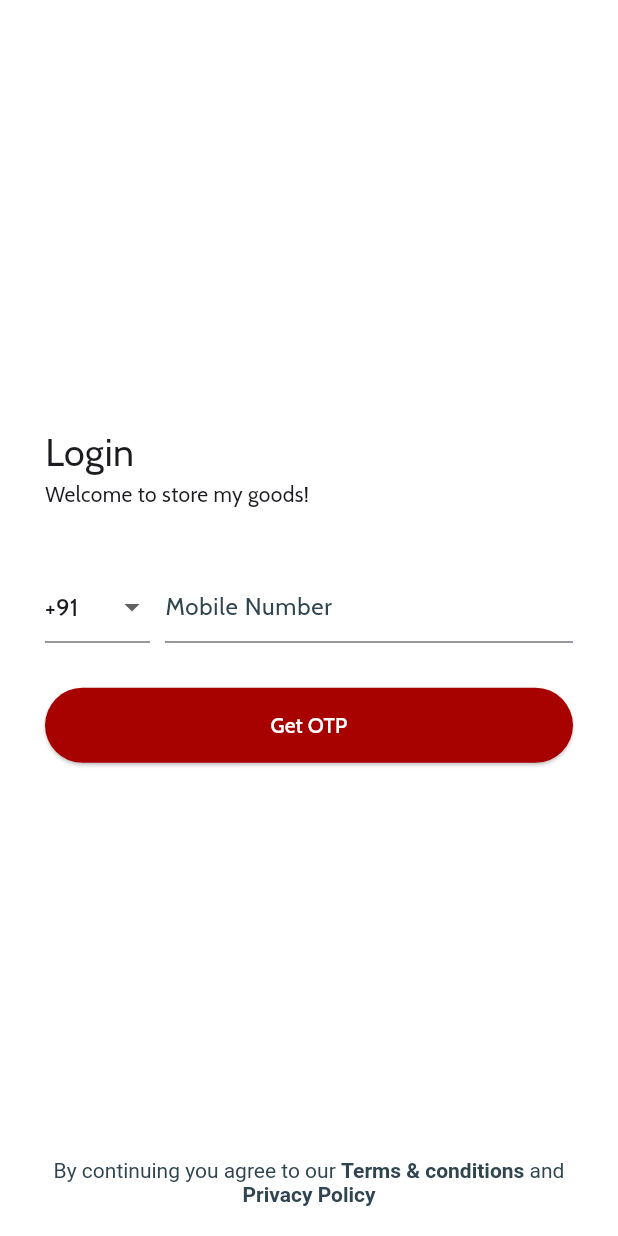
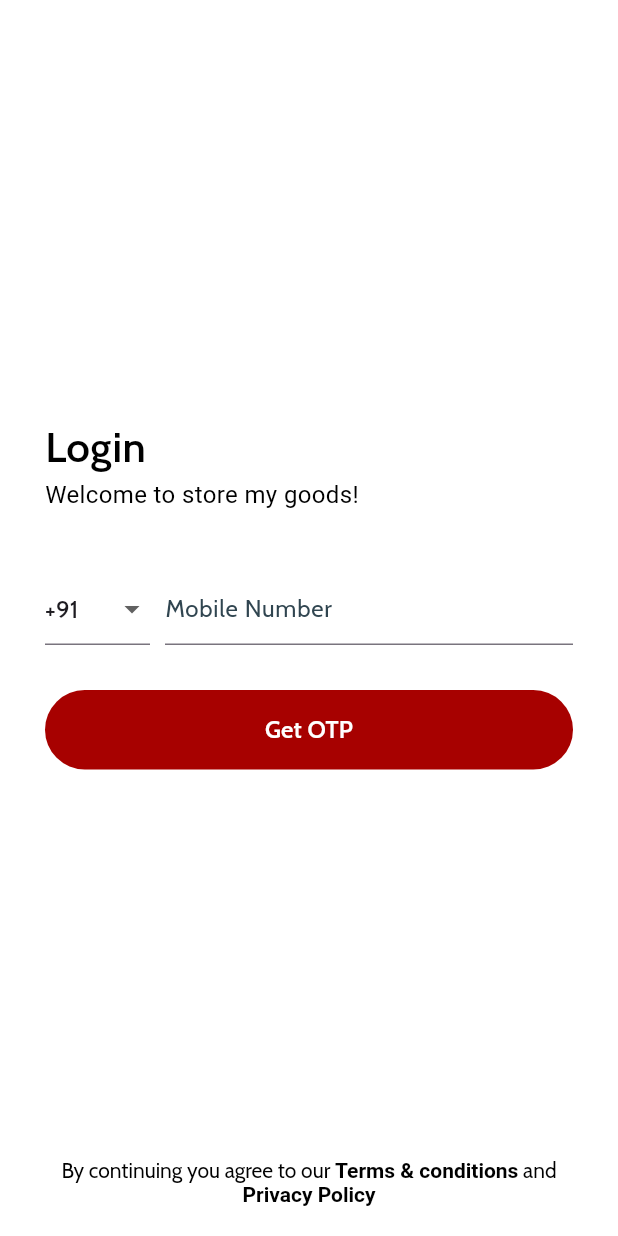
Before and after one commit to Plutonic-Services-Private-Limited/smg-buddy-mobile, a Flutter app: the screen it shows after launch, on a phone screen of 412 x 824 dp. Run offline on Flutter 3.47's test engine with Material 3 defaults, Android fonts, the phone set to English and light mode, and no system bars; our stand-ins replace dio, flutter_easyloading, get, get_storage, logger, pinput.

Commit message:
added language and otp views

```diff
--- a/lib/app/app.dart
+++ b/lib/app/app.dart
@@ -1,10 +1,13 @@
 
+import 'package:flutter_localizations/flutter_localizations.dart';
 import 'package:smg_buddy_app/app/app_view.dart';
+import 'package:smg_buddy_app/languages/app-translations.dart';
 import 'package:smg_buddy_app/routes/app_pages.dart';
 import 'package:smg_buddy_app/theme/app_theme.dart';
 import 'package:flutter/material.dart';
 import 'package:flutter_easyloading/flutter_easyloading.dart';
 import 'package:get/get.dart';
+import 'package:smg_buddy_app/utils/storage.dart';
 import '../flavors.dart';
 import 'app_binding.dart';
 
@@ -12,7 +15,13 @@ class App extends StatelessWidget {
   const App({Key? key}) : super(key: key);
   @override
   Widget build(BuildContext context) {
+
+    Storage.language ??= 'en';
     return GetMaterialApp(
+      localizationsDelegates: [
+        ...GlobalMaterialLocalizations.delegates,
+        GlobalWidgetsLocalizations.delegate
+      ],
       title: F.title,
       theme: AppTheme.theme,
       debugShowCheckedModeBanner: false,
@@ -22,6 +31,9 @@ class App extends StatelessWidget {
       defaultTransition: Transition.fade,
       initialBinding: AppBinding(),
       builder: EasyLoading.init(),
+      supportedLocales: const [Locale('en', ''), Locale('hi', '')],
+      locale: Locale(Storage.language ?? 'en', ''),
+      translationsKeys: AppTranslations.translations,
     );
   }
 }
--- a/lib/constants/storage_keys.dart
+++ b/lib/constants/storage_keys.dart
@@ -1,3 +1,4 @@
 class StorageKeys {
   static const String token = 'token';
+  static const String language = 'language';
 }
--- /dev/null
+++ b/lib/languages/app-translations.dart
@@ -0,0 +1,83 @@
+class AppTranslations {
+  static Map<String, Map<String, String>> translations = {
+    'en': {
+      "continue": "Continue",
+      "laSelect": "Select you language",
+      "schedule": "Schedule",
+      "noOrder": "No orders found",
+      "noOrderBody": "You have no orders scheduled for the day.",
+      "upcoming": "Upcoming",
+      "pickup": "Pickup",
+      "completed": "Completed",
+      "ongoing": "Ongoing",
+      "cancelled": "Cancelled",
+      "home": "Home",
+      "schedule": "Schedule",
+      "notification": "Notifications",
+      "menu": "Menu",
+      "calendar": "Calendar View",
+      "language": "Language",
+      "privacy": "Privacy",
+      "tnc": "Terms and Conditions",
+      "logout": "Logout",
+      "sureLogout": "Are you sure you want to logout?",
+      "cancel": "Cancel",
+      "profile": "Profile",
+      "orderHis": "Order History",
+      "settings": "Settings",
+      "name": "Name",
+      "phone": "Phone",
+      "email": "Email",
+      "city": "City",
+      "takePhoto": "Take Photo",
+      "choosePhoto": "Choose Photo",
+      "drop": "Drop",
+      "custPick": "Customer Pick-Up",
+      "pick-up": "Pick-Up",
+      "orderId": "Order id",
+      "acknowleged": "has been acknowledged by the customer.",
+      "nothingToSee": "Nothing to see yet",
+      "urNotif": "Your notifications will show up here.",
+      "naa":"Noo"
+    },
+    'hi': {
+      "continue": "जारी रखें",
+      "laSelect": "अपनी भाषा चुनें",
+      "schedule": "अनुसूची",
+      "noOrder": "कोई ऑर्डर नहीं मिला",
+      "noOrderBody": "आपके पास आज के लिए कोई निर्धारित ऑर्डर नहीं है।",
+      "upcoming": "आगामी",
+      "pickup": "पिकअप",
+      "completed": "पूरा हुआ",
+      "ongoing": "चल रहा है",
+      "cancelled": "रद्द कर दिया गया",
+      "home": "मुख्य पृष्ठ",
+      "schedule": "अनुसूची",
+      "notification": "सूचनाएं",
+      "menu": "मेन्यू",
+      "calendar": "कैलेंडर दृश्य",
+      "language": "भाषा",
+      "privacy": "गोपनीयता",
+      "tnc": "नियम और शर्तें",
+      "logout": "लॉगआउट",
+      "sureLogout": "क्या आप वाकई लॉगआउट करना चाहते हैं?",
+      "cancel": "रद्द करें",
+      "profile": "प्रोफ़ाइल",
+      "orderHis": "ऑर्डर इतिहास",
+      "settings": "सेटिंग्स",
+      "name": "नाम",
+      "phone": "फोन",
+      "email": "ईमेल",
+      "city": "शहर",
+      "takePhoto": "फोटो लें",
+      "choosePhoto": "फोटो चुनें",
+      "drop": "ड्रॉप",
+      "custPick": "ग्राहक पिक-अप",
+      "pick-up": "पिक-अप",
+      "orderId": "ऑर्डर आईडी",
+      "acknowleged": "ग्राहक द्वारा स्वीकार किया गया है।",
+      "nothingToSee": "अभी देखने के लिए कुछ नहीं है",
+      "urNotif": "आपकी सूचनाएं यहाँ दिखाई देंगी।"
+    }
+  };
+}
--- a/lib/modules/login-page/controllers/login-controller.dart
+++ b/lib/modules/login-page/controllers/login-controller.dart
@@ -1,9 +1,14 @@
+import 'dart:async';
+
 import 'package:flutter/cupertino.dart';
 import 'package:get/get.dart';
 
 class LoginController extends GetxController{
   String phNumber="";
-  String countryCode="";
+  String countryCode="+91";
+
+
+
   final GlobalKey<FormState> formKey = GlobalKey<FormState>();
   void login(){
 
--- a/lib/modules/login-page/view/loginView.dart
+++ b/lib/modules/login-page/view/loginView.dart
@@ -1,5 +1,7 @@
 import 'package:smg_buddy_app/modules/login-page/controllers/login-controller.dart';
+import 'package:smg_buddy_app/routes/app_pages.dart';
 import 'package:smg_buddy_app/theme/app_colors.dart';
+import 'package:smg_buddy_app/theme/app_styles.dart';
 import 'package:smg_buddy_app/widgets/data-field.dart';
 import 'package:flutter/material.dart';
 import 'package:get/get.dart';
@@ -30,8 +32,8 @@ class LoginView extends StatelessWidget {
                                 children: [
                                   Text("Login",
                                       textAlign: TextAlign.left,
-                                      style: TextStyle(fontSize: 25)),
-                                  Text("Welcome to store my goods!"),
+                                      style: Styles.headerLarge28),
+                                  Text("Welcome to store my goods!",style: Styles.bodyMedium16,),
                                   SizedBox(height: 40,),
                                   Row(
                                     mainAxisSize: MainAxisSize.min,
@@ -83,18 +85,16 @@ class LoginView extends StatelessWidget {
                                   SizedBox(
                                     height: 30,
                                   ),
-                                  ElevatedButton(
+                                  FilledButton(
 
-                                      style: ButtonStyle(
 
-                                        backgroundColor: MaterialStateProperty.all(AppColors.primaryColor),
-                                      ),
-                                      onPressed: () {
+                                      onPressed: (){
+                                        Get.offNamed(Routes.otpverify);
+                                      },
 
-                                      },
                                       child: Container(
                                         padding: EdgeInsets.symmetric(horizontal: 0,vertical: 15),
-                                        child: Text("Get OTP",textAlign: TextAlign.center,style: TextStyle(color: AppColors.white),),
+                                        child: Text("Get OTP",textAlign: TextAlign.center,style: Styles.buttonText,),
                                         width: double.infinity,
                                       )
                                   )
@@ -106,7 +106,8 @@ class LoginView extends StatelessWidget {
 
                             text: TextSpan(
                                 style: TextStyle(
-                                    color: AppColors.dataColour
+                                    color: AppColors.black,
+                                  fontFamily: "Cabin"
                                 ),
                                 children: [
                                   const TextSpan(
--- a/lib/routes/app_pages.dart
+++ b/lib/routes/app_pages.dart
@@ -1,3 +1,5 @@
+import 'package:smg_buddy_app/modules/language-selector/view/language-select.dart';
+import 'package:smg_buddy_app/modules/otp-verify/view/otp-verify.dart';
 import 'package:smg_buddy_app/modules/splash/views/splash_page.dart';
 import 'package:get/get.dart';
 import 'package:smg_buddy_app/modules/login-page/view/loginView.dart';
@@ -8,5 +10,7 @@ abstract class AppPages {
   static final pages = [
     GetPage(name: Routes.splash, page: () => const SplashPage()),
     GetPage(name: Routes.login, page: () =>  LoginView()),
+    GetPage(name: Routes.otpverify, page: () =>  OtpVerification()),
+    GetPage(name: Routes.language, page: () =>  LanguageSelect()),
   ];
 }
--- a/lib/routes/app_routes.dart
+++ b/lib/routes/app_routes.dart
@@ -4,4 +4,6 @@ abstract class Routes {
   static const splash = '/splash';
   static const login = '/login';
   static const dashboard = '/dashboard';
+  static const otpverify = '/otp-verify';
+  static const language = '/language';
 }
--- a/lib/theme/app_styles.dart
+++ b/lib/theme/app_styles.dart
@@ -8,7 +8,7 @@ class Styles {
   // Medium: 500
   // Semi Bold: 600
   // Bold: 700
-  static const robotoFont="Roboto";
+  static const robotoFont = "Roboto";
   static TextStyle tsPrimaryText70Light16 = TextStyle(
     fontWeight: FontWeight.w300,
     fontSize: 16,
@@ -21,4 +21,54 @@ class Styles {
     color: AppColors.dataColour,
     height: 1.2,
   );
+  static const headerLarge28 = TextStyle(
+    fontWeight: FontWeight.w600,
+    fontSize: 28,
+    color: AppColors.black,
+  );
+  static const headerMedium25 = TextStyle(
+    fontWeight: FontWeight.w600,
+    fontSize: 25,
+    color: AppColors.black,
+  );
+
+  static const headerSmall21 = TextStyle(
+    fontWeight: FontWeight.w600,
+    fontSize: 21,
+    color: AppColors.black,
+  );
+  static const headerXSmall18 = TextStyle(
+    fontWeight: FontWeight.w600,
+    fontSize: 18,
+    color: AppColors.black,
+  );
+  static const bodyLarge18 = TextStyle(
+      fontWeight: FontWeight.normal,
+      fontSize: 18,
+      color: AppColors.black,
+      fontFamily: robotoFont
+  );
+  static const bodyMedium16 = TextStyle(
+      fontWeight: FontWeight.normal,
+      fontSize: 16,
+      color: AppColors.black,
+      fontFamily: robotoFont
+  );
+  static const bodySmall14 = TextStyle(
+      fontWeight: FontWeight.normal,
+      fontSize: 14,
+      color: AppColors.black,
+      fontFamily: robotoFont
+  );
+  static const captionRegular = TextStyle(
+      fontWeight: FontWeight.normal,
+      fontSize: 12,
+      color: AppColors.black,
+      fontFamily: robotoFont
+  );
+  static const buttonText = TextStyle(
+    fontWeight: FontWeight.w600,
+    fontSize: 16,
+    color: AppColors.white,
+  );
 }
--- a/lib/theme/app_theme.dart
+++ b/lib/theme/app_theme.dart
@@ -6,8 +6,14 @@ class AppTheme {
       fontFamily: 'Cabin',
       scaffoldBackgroundColor: AppColors.white,
       primaryColor: AppColors.primaryColor,
+      filledButtonTheme: btntheme,
       pageTransitionsTheme: const PageTransitionsTheme(builders: {
         TargetPlatform.android: CupertinoPageTransitionsBuilder(),
         TargetPlatform.iOS: CupertinoPageTransitionsBuilder(),
       }));
+  static final btntheme = FilledButtonThemeData(
+    style: ButtonStyle(
+      backgroundColor: MaterialStateProperty.all(AppColors.primaryColor),
+    )
+  );
 }
--- a/lib/utils/storage.dart
+++ b/lib/utils/storage.dart
@@ -13,6 +13,9 @@ class Storage {
     box = GetStorage();
     return result;
   }
+  static String? get language => box?.read(StorageKeys.language);
+
+  static set language(String? value) => box?.write(StorageKeys.language, value);
 
   // Api key
   static String? get token => box?.read(StorageKeys.token);
--- a/pubspec.yaml
+++ b/pubspec.yaml
@@ -30,7 +30,8 @@ environment:
 dependencies:
   flutter:
     sdk: flutter
-
+  flutter_localizations:
+    sdk: flutter
 
   # The following adds the Cupertino Icons font to your application.
   # Use with the CupertinoIcons class for iOS style icons.
@@ -52,6 +53,8 @@ dependencies:
 
   flutter_easyloading: ^3.0.3
   url_launcher: ^6.1.11
+  pinput: ^5.0.0
+
   # firebase
   #firebase_core: ^2.15.0
   #firebase_crashlytics: ^3.3.4
```
Also changed, not shown: lib/modules/language-selector/controller/language-controller.dart (added, +19 -0 lines), lib/modules/language-selector/view/language-select.dart (added, +85 -0 lines), lib/modules/otp-verify/controller/otp-controller.dart (added, +38 -0 lines), lib/modules/otp-verify/view/otp-verify.dart (added, +104 -0 lines), lib/data/repos/user-repo.dart (added), pubspec.lock.
